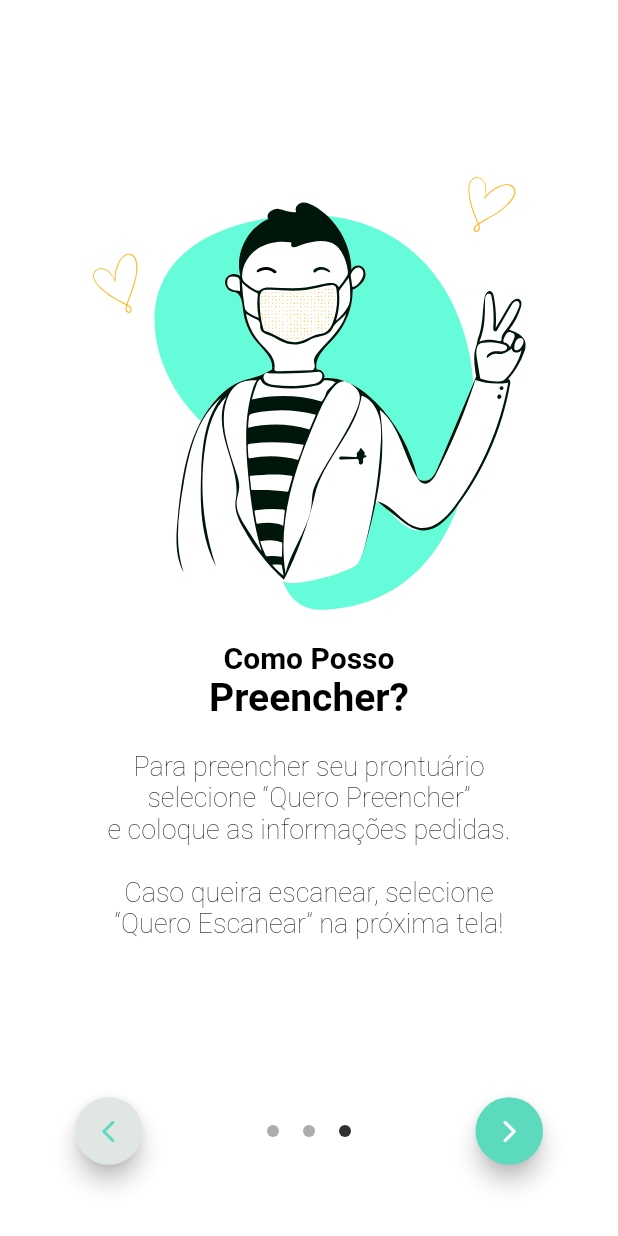
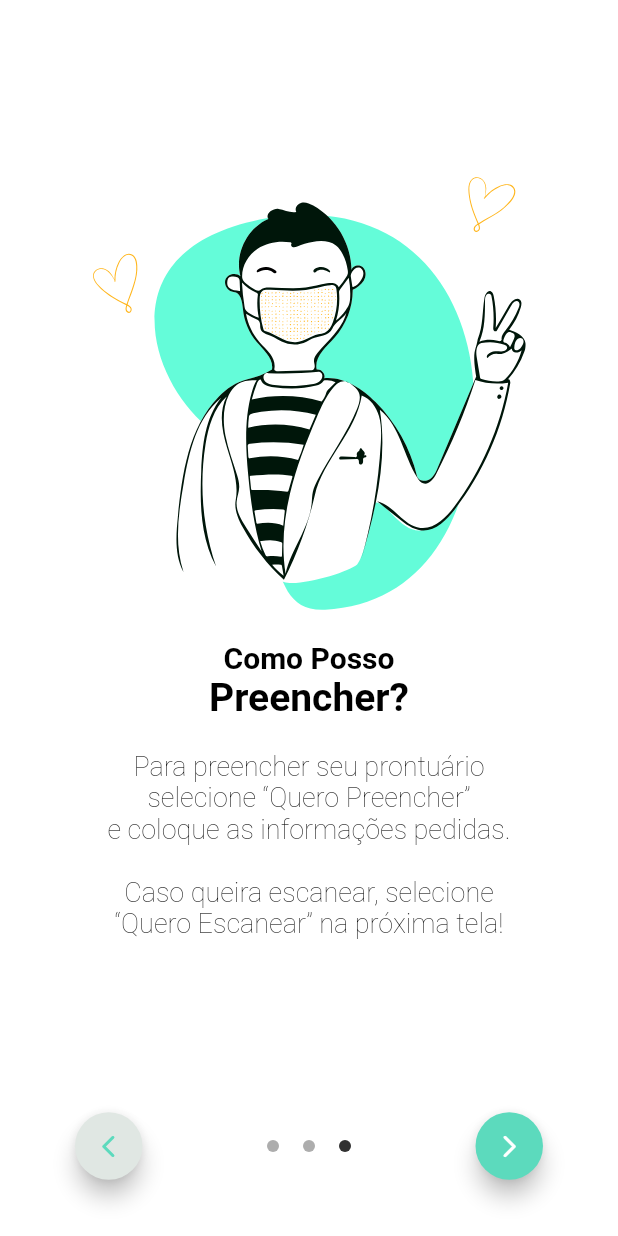
Before and after one commit to EduCsg/FastForm, a Flutter app: the screen it shows after launch, swiped to page 3, on a phone screen of 412 x 824 dp. Run offline on Flutter 3.47's test engine with Material 2 defaults, Android fonts, the phone set to English and light mode, and no system bars; drawn by our look-alikes of smooth_page_indicator; our stand-ins replace animated_splash_screen, barcode_widget, flutter_svg, fluttertoast, shared_preferences.

Commit message:
Ajusta a altura da OnboardingScreen3

```diff
--- a/lib/screens/onboarding/components/bottom.dart
+++ b/lib/screens/onboarding/components/bottom.dart
@@ -20,12 +20,7 @@ class BuildOnboardingBottom extends StatelessWidget {
     return Container(
       child: isLastPage
           ? Container(
-              padding: const EdgeInsets.only(
-                left: 50,
-                right: 50,
-                top: 0,
-                bottom: 20,
-              ),
+              padding: const EdgeInsets.only(left: 50, right: 50, top: 0),
               height: 120,
               color: Colors.white,
               child: Row(
```
